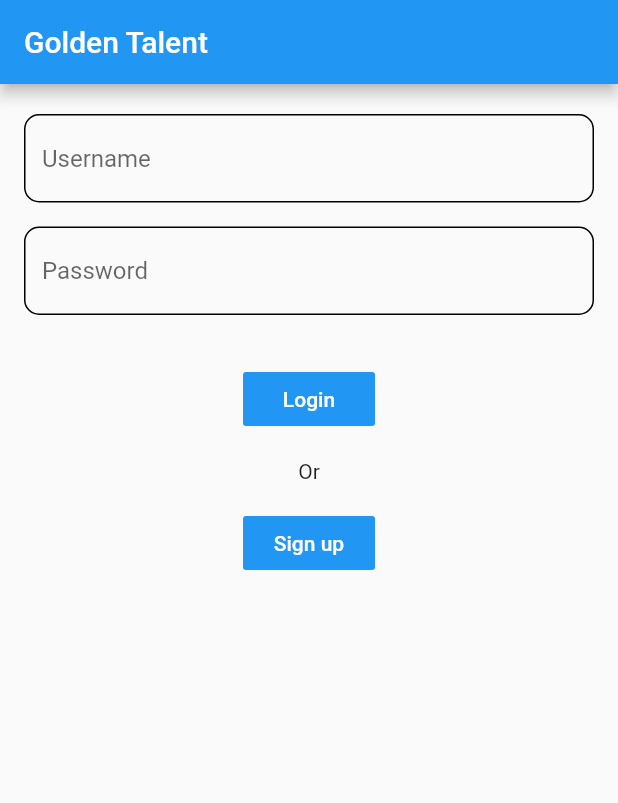
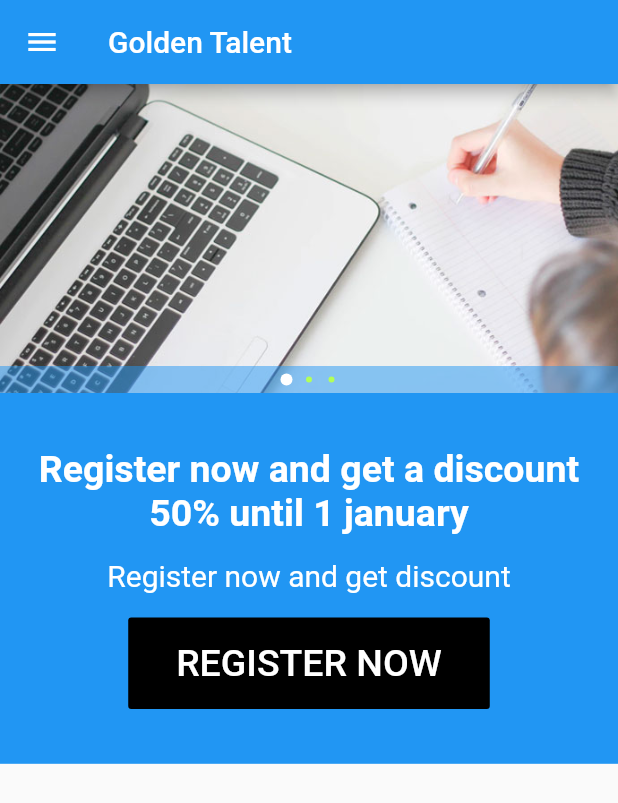
Before and after one commit to MahmoudElmaghraby/Golden-Talent, a Flutter app: the screen it shows after launch, after a tap on "Login", on a phone screen of 412 x 824 dp. Shown: the top 803 px of the screen. Run offline on Flutter 3.47's test engine with Material 2 defaults, Android fonts, the phone set to English and light mode, and no system bars; drawn by our look-alikes of carousel_pro.

Commit message:
adding home screen

```diff
--- a/lib/main.dart
+++ b/lib/main.dart
@@ -1,5 +1,7 @@
 import 'package:flutter/material.dart';
+import 'package:golden_talent/screens/home_screen.dart';
 import 'package:golden_talent/screens/login_screen.dart';
+import 'package:golden_talent/screens/signup_screen.dart';
 
 main() => runApp(MyApp());
 
@@ -11,6 +13,8 @@ class MyApp extends StatelessWidget {
       initialRoute: LoginScreen.id,
       routes: {
         LoginScreen.id: (context) => LoginScreen(),
+        SignupScreen.id: (context) => SignupScreen(),
+        HomeScreen.id: (context) => HomeScreen(),
       },
     );
   }
--- /dev/null
+++ b/lib/screens/home_screen.dart
@@ -0,0 +1,88 @@
+import 'package:flutter/material.dart';
+import 'package:carousel_pro/carousel_pro.dart';
+
+class HomeScreen extends StatelessWidget {
+  static String id = '/HomeScreen';
+  @override
+  Widget build(BuildContext context) {
+    double screenHeight = MediaQuery.of(context).size.height;
+    double screenWidth = MediaQuery.of(context).size.width;
+    return Scaffold(
+      drawer: Drawer(),
+      appBar: AppBar(
+        title: Text('Golden Talent'),
+      ),
+      body: SingleChildScrollView(
+        child: Column(
+          children: [
+            Container(
+              height: screenHeight * 0.25,
+              child: Carousel(
+                boxFit: BoxFit.cover,
+                images: [
+                  AssetImage('assets/images/course_1.jpg'),
+                  AssetImage('assets/images/course_2.jpg'),
+                  AssetImage('assets/images/course_3.jpg'),
+                ],
+                dotSize: 4.0,
+                dotSpacing: 15.0,
+                dotColor: Colors.lightGreenAccent,
+                indicatorBgPadding: 5.0,
+                dotBgColor: Colors.blue.withOpacity(0.5),
+              ),
+            ),
+            Container(
+              color: Colors.blue,
+              height: screenHeight * 0.3,
+              child: Column(
+                mainAxisAlignment: MainAxisAlignment.center,
+                crossAxisAlignment: CrossAxisAlignment.center,
+                children: [
+                  Text(
+                    'Register now and get a discount 50% until 1 january',
+                    textAlign: TextAlign.center,
+                    style: TextStyle(
+                      fontSize: 25,
+                      color: Colors.white,
+                      fontWeight: FontWeight.bold,
+                    ),
+                  ),
+                  SizedBox(
+                    height: 16,
+                  ),
+                  Text(
+                    'Register now and get discount',
+                    style: TextStyle(
+                      color: Colors.white,
+                      fontSize: 20,
+                    ),
+                  ),
+                  SizedBox(
+                    height: 16,
+                  ),
+                  FlatButton(
+                    onPressed: () {},
+                    color: Colors.black,
+                    padding: EdgeInsets.only(
+                      top: 16,
+                      bottom: 16,
+                      right: 32,
+                      left: 32,
+                    ),
+                    child: Text(
+                      'REGISTER NOW',
+                      style: TextStyle(
+                        color: Colors.white,
+                        fontSize: 25,
+                      ),
+                    ),
+                  ),
+                ],
+              ),
+            ),
+          ],
+        ),
+      ),
+    );
+  }
+}
--- a/lib/screens/login_screen.dart
+++ b/lib/screens/login_screen.dart
@@ -1,12 +1,15 @@
 import 'package:flutter/material.dart';
+import 'package:golden_talent/screens/home_screen.dart';
+import 'package:golden_talent/screens/signup_screen.dart';
+import 'package:golden_talent/widgets/my_text_field.dart';
 
 class LoginScreen extends StatelessWidget {
   static String id = '/LoginScreen';
 
   @override
   Widget build(BuildContext context) {
-    final screenHeight = MediaQuery.of(context).size.height;
-    final screenWidth = MediaQuery.of(context).size.width;
+    double screenHeight = MediaQuery.of(context).size.height;
+    double screenWidth = MediaQuery.of(context).size.width;
     return Scaffold(
       appBar: AppBar(
         title: Text('Golden Talent'),
@@ -15,30 +18,16 @@ class LoginScreen extends StatelessWidget {
         padding: const EdgeInsets.only(top: 20, left: 16, right: 16),
         child: ListView(
           children: [
-            TextField(
-              decoration: InputDecoration(
-                hintText: 'Username',
-                enabledBorder: OutlineInputBorder(
-                  borderRadius: BorderRadius.circular(10),
-                ),
-                focusedBorder: OutlineInputBorder(
-                  borderRadius: BorderRadius.circular(10),
-                ),
-              ),
+            MyTextField(
+              isSecure: false,
+              hint: 'new User name',
             ),
             SizedBox(
               height: 16,
             ),
-            TextField(
-              decoration: InputDecoration(
-                hintText: 'Password',
-                enabledBorder: OutlineInputBorder(
-                  borderRadius: BorderRadius.circular(10),
-                ),
-                focusedBorder: OutlineInputBorder(
-                  borderRadius: BorderRadius.circular(10),
-                ),
-              ),
+            MyTextField(
+              isSecure: true,
+              hint: 'Password',
             ),
             SizedBox(
               height: 32,
@@ -50,7 +39,9 @@ class LoginScreen extends StatelessWidget {
                   FlatButton(
                     color: Colors.blue,
                     textColor: Colors.white,
-                    onPressed: () {},
+                    onPressed: () {
+                      Navigator.pushNamed(context, HomeScreen.id);
+                    },
                     child: Text('Login'),
                   ),
                   SizedBox(
@@ -63,8 +54,19 @@ class LoginScreen extends StatelessWidget {
                   FlatButton(
                     color: Colors.blue,
                     textColor: Colors.white,
-                    onPressed: () {},
+                    onPressed: () {
+                      Navigator.pushNamed(context, SignupScreen.id);
+                    },
                     child: Text('Sign up'),
+                  ),
+                  SizedBox(
+                    height: 16,
+                  ),
+                  GestureDetector(
+                    onTap: () {
+                      Navigator.pushNamed(context, HomeScreen.id);
+                    },
+                    child: Text('Skip'),
                   ),
                 ],
               ),
--- /dev/null
+++ b/lib/widgets/my_text_field.dart
@@ -0,0 +1,37 @@
+import 'package:flutter/material.dart';
+
+class MyTextField extends StatelessWidget {
+  final bool isSecure;
+  final String hint;
+
+  MyTextField({
+    @required this.isSecure,
+    @required this.hint,
+  });
+
+  @override
+  Widget build(BuildContext context) {
+    return TextFormField(
+      // ignore: missing_return
+      validator: (value) {
+        if (value.isEmpty) {
+          return 'Value is empty';
+        }
+      },
+      obscureText: isSecure,
+      decoration: InputDecoration(
+        hintText: hint,
+        enabledBorder: OutlineInputBorder(
+          borderRadius: BorderRadius.circular(10),
+        ),
+        focusedBorder: OutlineInputBorder(
+          borderRadius: BorderRadius.circular(10),
+        ),
+        border: OutlineInputBorder(
+          //this work if ther is error or empty field
+          borderRadius: BorderRadius.circular(10),
+        ),
+      ),
+    );
+  }
+}
--- a/pubspec.yaml
+++ b/pubspec.yaml
@@ -28,6 +28,7 @@ dependencies:
   # The following adds the Cupertino Icons font to your application.
   # Use with the CupertinoIcons class for iOS style icons.
   cupertino_icons: ^0.1.3
+  carousel_pro: ^1.0.0
 
 dev_dependencies:
   flutter_test:
@@ -48,7 +49,10 @@ flutter:
   # assets:
   #   - images/a_dot_burr.jpeg
   #   - images/a_dot_ham.jpeg
-
+  assets:
+    - assets/images/course_1.jpg
+    - assets/images/course_2.jpg
+    - assets/images/course_3.jpg
   # An image asset can refer to one or more resolution-specific "variants", see
   # https://flutter.dev/assets-and-images/#resolution-aware.
 
```
Also changed, not shown: lib/screens/signup_screen.dart (added, +97 -0 lines), assets/images/course_1.jpg (added), assets/images/course_2.jpg (added), assets/images/course_3.jpg (added), pubspec.lock.
